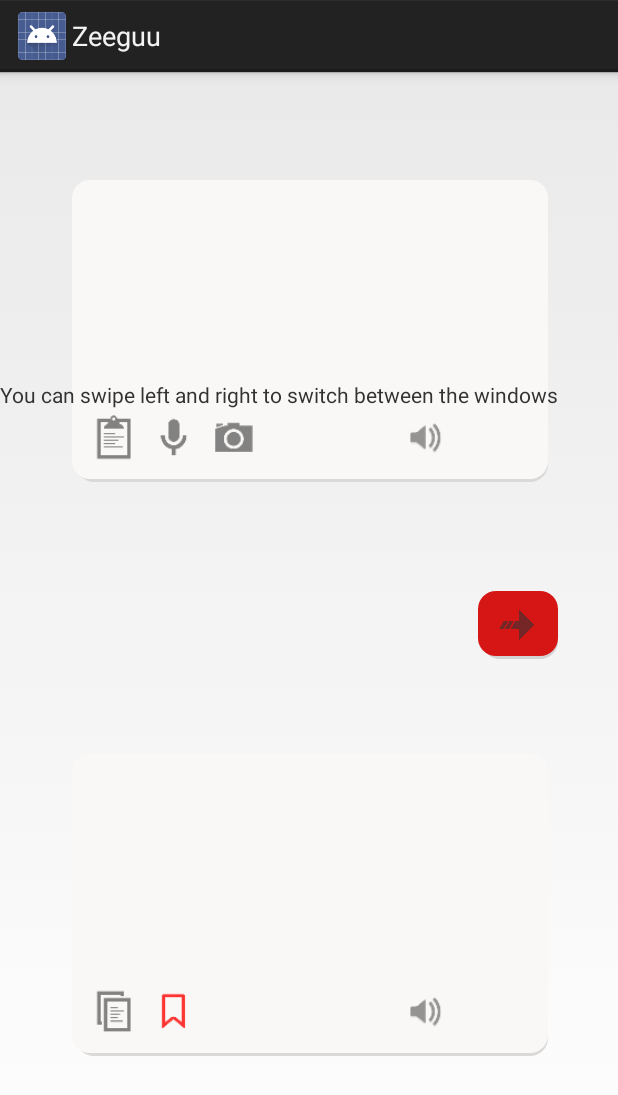
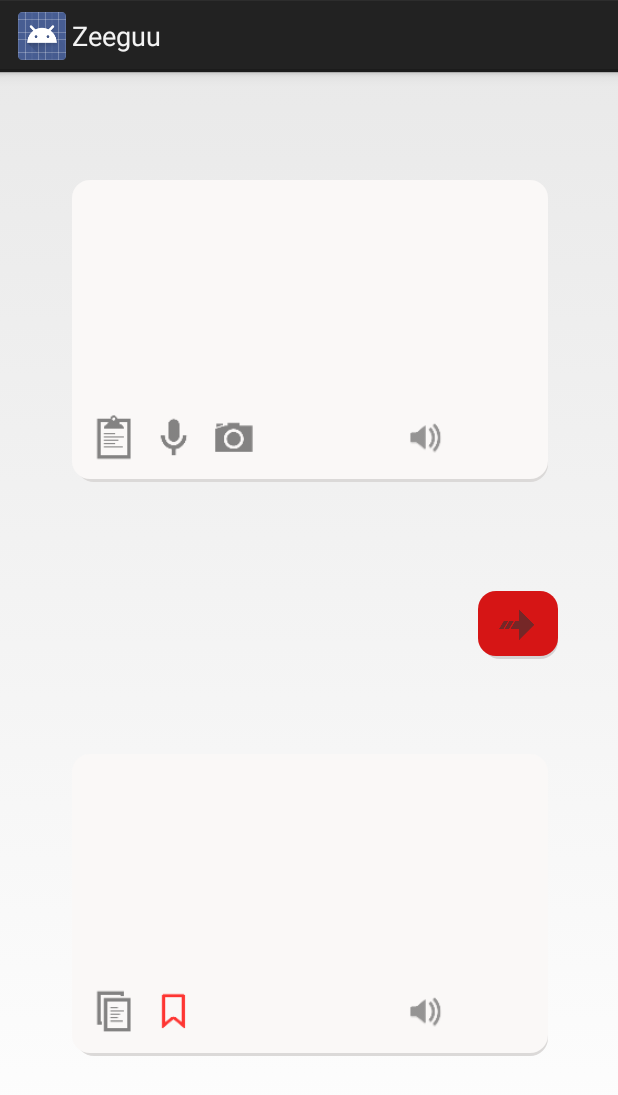
Before and after one commit to SimpleDay/Zeeguu, an Android app: the layout fragment_text.xml on its own in the app's theme, with its tools: preview values and no code run, on a phone screen of 412 x 824 dp. Shown: the top 1095 px of the screen. Run offline under Robolectric (Android 15) with nearby library versions, the phone set to English and light mode, and no system bars.

Commit message:
Bugfix that deleted when phone rotated

```diff
--- a/app/src/main/java/ch/unibe/scg/zeeguu/Search_Fragments/FragmentText.java
+++ b/app/src/main/java/ch/unibe/scg/zeeguu/Search_Fragments/FragmentText.java
@@ -190,8 +190,10 @@ public class FragmentText extends ZeeguuFragment implements TextToSpeech.OnInitL
     @Override
     public void defocusFragment() {
         //Method that gets called when this fragment is not in focus anymore. Then we will close the keyboard
-        InputMethodManager imm = (InputMethodManager) activity.getSystemService(Context.INPUT_METHOD_SERVICE);
-        imm.hideSoftInputFromWindow(edit_text_native.getWindowToken(), 0);
+        if(activity != null) {
+            InputMethodManager imm = (InputMethodManager) activity.getSystemService(Context.INPUT_METHOD_SERVICE);
+            imm.hideSoftInputFromWindow(edit_text_native.getWindowToken(), 0);
+        }
     }
 
     @Override
--- a/app/src/main/res/layout/fragment_text.xml
+++ b/app/src/main/res/layout/fragment_text.xml
@@ -178,7 +178,7 @@
         android:id="@+id/fragment_text_tutorial"
         android:layout_width="match_parent"
         android:layout_height="match_parent"
-        android:visibility="visible">
+        android:visibility="gone">
 
         <TextView
             android:layout_width="wrap_content"
```
Also changed, not shown: app/src/main/java/ch/unibe/scg/zeeguu/Core/ZeeguuActivity.java (+7 -2 lines).
